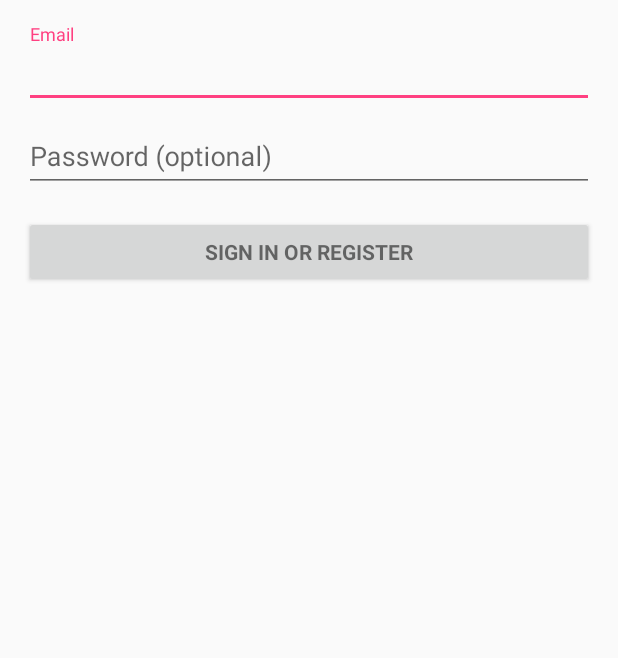
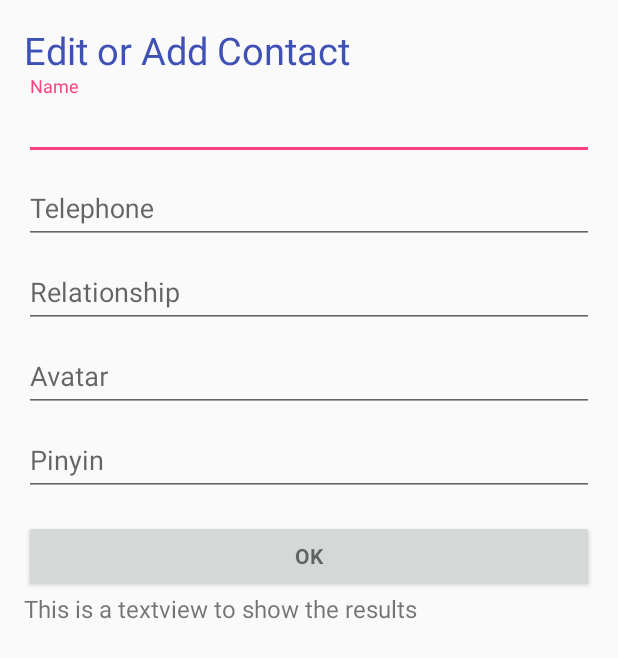
Before and after one commit to coolspring1293/FamilyContacts-Android, an Android app: the layout activity_edit_contact.xml on its own in the app's theme, with its tools: preview values and no code run, on a phone screen of 412 x 824 dp. Shown: the top 658 px of the screen. Run offline under Robolectric (Android 15) with nearby library versions, the phone set to English and light mode, and no system bars.

Commit message:
Fix the edit or add page.
Just a little.

```diff
--- a/app/src/main/AndroidManifest.xml
+++ b/app/src/main/AndroidManifest.xml
@@ -14,9 +14,16 @@
         android:supportsRtl="true"
         android:theme="@style/AppTheme">
         <activity
-            android:name=".EditContactAcitivity"
-            android:label="@string/title_activity_edit_contact_acitivity"></activity>
+            android:name=".EditContactActivity"
+            android:label="@string/app_name"
+            android:theme="@style/AppTheme.NoActionBar">
+            <intent-filter>
+                <action android:name="android.intent.action.MAIN" />
 
+                <category android:name="android.intent.category.LAUNCHER" />
+            </intent-filter>
+        </activity>
+<!--
         <activity
             android:name=".DetailsActivity"
             android:label="@string/app_name"
@@ -30,7 +37,7 @@
         <activity
             android:name=".SettingsActivity"
             android:label="@string/title_activity_settings" />
-
+-->
     </application>
 
 </manifest>
--- a/app/src/main/java/com/noandroid/familycontacts/EditContactActivity.java
+++ b/app/src/main/java/com/noandroid/familycontacts/EditContactActivity.java
@@ -67,14 +67,14 @@ public class EditContactActivity extends AppCompatActivity implements LoaderCall
         super.onCreate(savedInstanceState);
         setContentView(R.layout.activity_edit_contact);
         // Set up the login form.
-        mEmailView = (AutoCompleteTextView) findViewById(R.id.email);
+        mEmailView = (AutoCompleteTextView) findViewById(R.id.edit_name);
         populateAutoComplete();
 
-        mPasswordView = (EditText) findViewById(R.id.password);
+        mPasswordView = (EditText) findViewById(R.id.edit_phone);
         mPasswordView.setOnEditorActionListener(new TextView.OnEditorActionListener() {
             @Override
             public boolean onEditorAction(TextView textView, int id, KeyEvent keyEvent) {
-                if (id == R.id.login || id == EditorInfo.IME_NULL) {
+                if (id == R.id.edit_phone || id == EditorInfo.IME_NULL) {
                     attemptLogin();
                     return true;
                 }
@@ -82,7 +82,7 @@ public class EditContactActivity extends AppCompatActivity implements LoaderCall
             }
         });
 
-        Button mEmailSignInButton = (Button) findViewById(R.id.email_sign_in_button);
+        Button mEmailSignInButton = (Button) findViewById(R.id.edit_ok);
         mEmailSignInButton.setOnClickListener(new OnClickListener() {
             @Override
             public void onClick(View view) {
--- a/app/src/main/res/layout/activity_edit_contact.xml
+++ b/app/src/main/res/layout/activity_edit_contact.xml
@@ -19,6 +19,14 @@
         android:layout_marginBottom="8dp"
         android:visibility="gone" />
 
+    <TextView
+        android:layout_width="match_parent"
+        android:layout_height="wrap_content"
+        android:textSize="25dp"
+        android:textColor="@color/colorPrimary"
+        android:text="@string/tmp_edit_title"
+        />
+
     <ScrollView
         android:id="@+id/login_form"
         android:layout_width="match_parent"
@@ -35,11 +43,57 @@
                 android:layout_height="wrap_content">
 
                 <AutoCompleteTextView
-                    android:id="@+id/email"
+                    android:id="@+id/edit_name"
                     android:layout_width="match_parent"
                     android:layout_height="wrap_content"
-                    android:hint="@string/prompt_email"
-                    android:inputType="textEmailAddress"
+                    android:hint="@string/string_edit_name"
+                    android:inputType="textPersonName"
+                    android:maxLines="1"
+                    android:singleLine="true" />
+            </android.support.design.widget.TextInputLayout>
+
+            <android.support.design.widget.TextInputLayout
+                android:layout_width="match_parent"
+                android:layout_height="wrap_content">
+
+                <AutoCompleteTextView
+                    android:id="@+id/edit_phone"
+                    android:layout_width="match_parent"
+                    android:layout_height="wrap_content"
+                    android:hint="@string/string_edit_phone"
+                    android:inputType="textPersonName"
+                    android:maxLines="1"
+                    android:singleLine="true" />
+            </android.support.design.widget.TextInputLayout>
+
+
+
+
+            <android.support.design.widget.TextInputLayout
+                android:layout_width="match_parent"
+                android:layout_height="wrap_content">
+
+                <AutoCompleteTextView
+                    android:id="@+id/edit_relationship"
+                    android:layout_width="match_parent"
+                    android:layout_height="wrap_content"
+                    android:hint="@string/string_edit_relationship"
+                    android:inputType="text"
+                    android:maxLines="1"
+                    android:singleLine="true" />
+
+            </android.support.design.widget.TextInputLayout>
+
+            <android.support.design.widget.TextInputLayout
+                android:layout_width="match_parent"
+                android:layout_height="wrap_content">
+
+                <AutoCompleteTextView
+                    android:id="@+id/edit_avatar"
+                    android:layout_width="match_parent"
+                    android:layout_height="wrap_content"
+                    android:hint="@string/string_edit_avatar"
+                    android:inputType="text"
                     android:maxLines="1"
                     android:singleLine="true" />
 
@@ -50,28 +104,35 @@
                 android:layout_height="wrap_content">
 
                 <EditText
-                    android:id="@+id/password"
+                    android:id="@+id/edit_pinyin"
                     android:layout_width="match_parent"
                     android:layout_height="wrap_content"
-                    android:hint="@string/prompt_password"
-                    android:imeActionId="@+id/login"
-                    android:imeActionLabel="@string/action_sign_in_short"
-                    android:imeOptions="actionUnspecified"
-                    android:inputType="textPassword"
+                    android:hint="@string/string_edit_pinyin"
+                    android:inputType="text"
                     android:maxLines="1"
-                    android:singleLine="true" />
+                    android:singleLine="true"/>
 
             </android.support.design.widget.TextInputLayout>
 
             <Button
-                android:id="@+id/email_sign_in_button"
+                android:id="@+id/edit_ok"
                 style="?android:textAppearanceSmall"
                 android:layout_width="match_parent"
                 android:layout_height="wrap_content"
                 android:layout_marginTop="16dp"
-                android:text="@string/action_sign_in"
+                android:text="@string/string_edit_ok"
                 android:textStyle="bold" />
 
+            <!-- Just A test for Add or Edit this Acitivity -->
+            <TextView
+                android:layout_width="match_parent"
+                android:layout_height="wrap_content"
+                android:textSize="@dimen/activity_horizontal_margin"
+                android:text="@string/tmp_edit_show"
+                />
+
         </LinearLayout>
+
+
     </ScrollView>
 </LinearLayout>
--- a/app/src/main/res/values/strings.xml
+++ b/app/src/main/res/values/strings.xml
@@ -165,4 +165,23 @@
         completions."
     </string>
 
+
+    <!-- String in the edit or add contact page only, the sample is string_edit_* -->
+
+    <string name="string_edit_name">Name</string>
+    <string name="string_edit_phone">Telephone</string>
+    <string name="string_edit_relationship">Relationship</string>
+    <string name="string_edit_avatar">Avatar</string>
+    <string name="string_edit_pinyin">Pinyin</string>
+
+    <string name="string_edit_ok">ok</string>
+
+
+    <!--  Temp String Values-->
+
+    <string name="tmp_edit_show">This is a textview to show the results</string>
+    <string name="tmp_edit_title">Edit or Add Contact</string>
+
+
+
 </resources>
```
